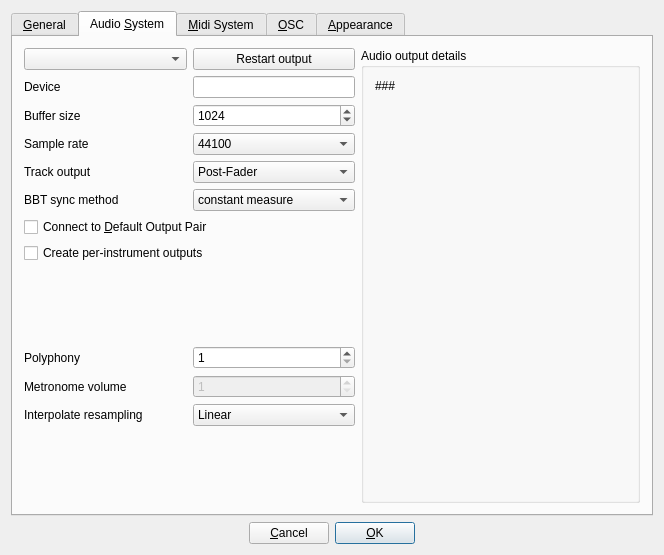
Above: src/gui/src/PreferencesDialog_UI.ui from hydrogen-music/hydrogen before the change. Below: the same form after it.
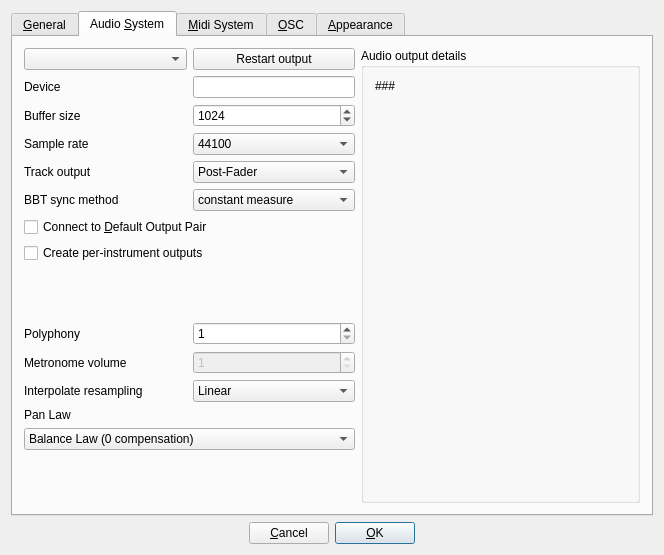
That is the form after the change. The open tabs and pages were chosen to show the change. Custom widgets are drawn as their Qt base class.

Commit message: select pan Law from preferences

The edit to the form file:
```diff
--- a/src/gui/src/PreferencesDialog_UI.ui
+++ b/src/gui/src/PreferencesDialog_UI.ui
@@ -564,6 +564,32 @@
            </item>
           </layout>
          </item>
+         <item>
+          <widget class="QLabel" name="panLawLbl">
+           <property name="text">
+            <string>Pan Law</string>
+           </property>
+          </widget>
+         </item>
+         <item>
+          <widget class="QComboBox" name="panLawComboBox">
+           <item>
+            <property name="text">
+             <string>Balance Law (0 compensation)</string>
+            </property>
+           </item>
+           <item>
+            <property name="text">
+             <string>Costant Power</string>
+            </property>
+           </item>
+           <item>
+            <property name="text">
+             <string>Constant Sum</string>
+            </property>
+           </item>
+          </widget>
+         </item>
          <item>
           <spacer name="verticalSpacer_2">
            <property name="orientation">
```
Left out of the diff: 14 changed lines with no effect on the pictures. Lines whose indentation alone changed are shown as unchanged. The commit also changes 5 other files.
